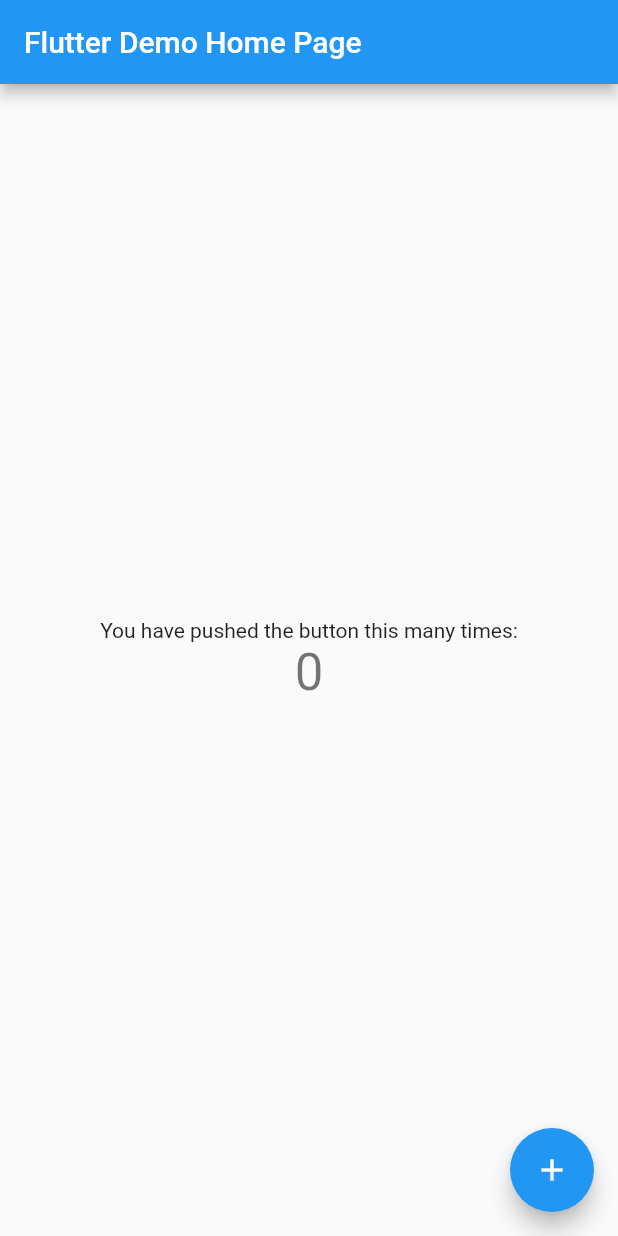
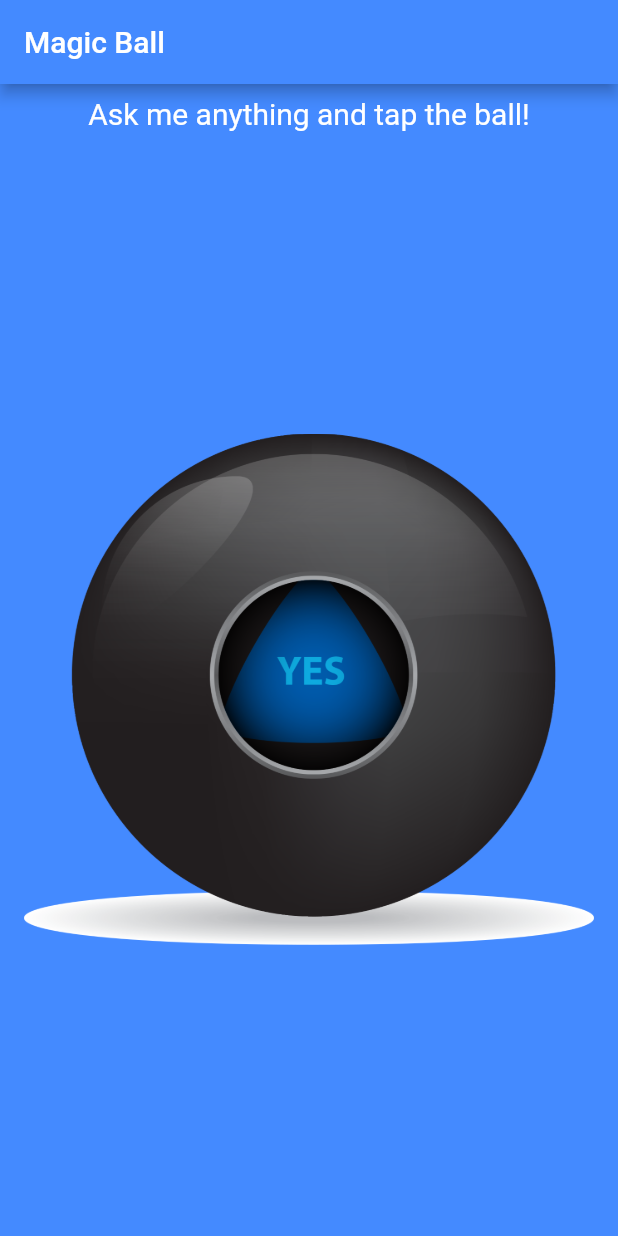
Before and after one commit to iamsaqibs/Magic_Ball, a Flutter app: the screen it shows after launch, on a phone screen of 412 x 824 dp. Run offline on Flutter 3.47's test engine with Material 2 defaults, Android fonts, the phone set to English and light mode, and no system bars.

Commit message:
Challenge Completed

```diff
--- a/lib/main.dart
+++ b/lib/main.dart
@@ -1,111 +1,56 @@
 import 'package:flutter/material.dart';
+import 'dart:math';
+void main() {
+  runApp(
+    MaterialApp(
+      home: Scaffold(
+        backgroundColor: Colors.blueAccent,
+        appBar: AppBar(
+          title: Text('Magic Ball'),
+          backgroundColor: Colors.blueAccent,
+        ),
+        body: MagicBall(),
+      ),
+    )
+  );
+}
 
-void main() => runApp(MyApp());
+class MagicBall extends StatefulWidget {
+  @override
+  _MagicBallState createState() => _MagicBallState();
+}
 
-class MyApp extends StatelessWidget {
-  // This widget is the root of your application.
+class _MagicBallState extends State<MagicBall> {
+  int ballNumber = 1;
   @override
   Widget build(BuildContext context) {
-    return MaterialApp(
-      title: 'Flutter Demo',
-      theme: ThemeData(
-        // This is the theme of your application.
-        //
-        // Try running your application with "flutter run". You'll see the
-        // application has a blue toolbar. Then, without quitting the app, try
-        // changing the primarySwatch below to Colors.green and then invoke
-        // "hot reload" (press "r" in the console where you ran "flutter run",
-        // or simply save your changes to "hot reload" in a Flutter IDE).
-        // Notice that the counter didn't reset back to zero; the application
-        // is not restarted.
-        primarySwatch: Colors.blue,
+    return Center(
+      child: Column(
+        children: <Widget>[
+          Padding(
+//            flex: 1,
+            padding: const EdgeInsets.all(8.0),
+            child: Text(
+              'Ask me anything and tap the ball!',
+              style: TextStyle(
+                color: Colors.white,
+                fontSize: 20.0,
+              ),
+            ),
+          ),
+          Expanded(
+//            flex: 4,
+              child: FlatButton(
+                  onPressed: (){
+                    setState(() {
+                      ballNumber = Random().nextInt(5) + 1;
+                    });
+                  },
+                  child: Image.asset('images/ball$ballNumber.png'),
+              ),
+          ),
+        ],
       ),
-      home: MyHomePage(title: 'Flutter Demo Home Page'),
     );
   }
 }
-
-class MyHomePage extends StatefulWidget {
-  MyHomePage({Key key, this.title}) : super(key: key);
-
-  // This widget is the home page of your application. It is stateful, meaning
-  // that it has a State object (defined below) that contains fields that affect
-  // how it looks.
-
-  // This class is the configuration for the state. It holds the values (in this
-  // case the title) provided by the parent (in this case the App widget) and
-  // used by the build method of the State. Fields in a Widget subclass are
-  // always marked "final".
-
-  final String title;
-
-  @override
-  _MyHomePageState createState() => _MyHomePageState();
-}
-
-class _MyHomePageState extends State<MyHomePage> {
-  int _counter = 0;
-
-  void _incrementCounter() {
-    setState(() {
-      // This call to setState tells the Flutter framework that something has
-      // changed in this State, which causes it to rerun the build method below
-      // so that the display can reflect the updated values. If we changed
-      // _counter without calling setState(), then the build method would not be
-      // called again, and so nothing would appear to happen.
-      _counter++;
-    });
-  }
-
-  @override
-  Widget build(BuildContext context) {
-    // This method is rerun every time setState is called, for instance as done
-    // by the _incrementCounter method above.
-    //
-    // The Flutter framework has been optimized to make rerunning build methods
-    // fast, so that you can just rebuild anything that needs updating rather
-    // than having to individually change instances of widgets.
-    return Scaffold(
-      appBar: AppBar(
-        // Here we take the value from the MyHomePage object that was created by
-        // the App.build method, and use it to set our appbar title.
-        title: Text(widget.title),
-      ),
-      body: Center(
-        // Center is a layout widget. It takes a single child and positions it
-        // in the middle of the parent.
-        child: Column(
-          // Column is also layout widget. It takes a list of children and
-          // arranges them vertically. By default, it sizes itself to fit its
-          // children horizontally, and tries to be as tall as its parent.
-          //
-          // Invoke "debug painting" (press "p" in the console, choose the
-          // "Toggle Debug Paint" action from the Flutter Inspector in Android
-          // Studio, or the "Toggle Debug Paint" command in Visual Studio Code)
-          // to see the wireframe for each widget.
-          //
-          // Column has various properties to control how it sizes itself and
-          // how it positions its children. Here we use mainAxisAlignment to
-          // center the children vertically; the main axis here is the vertical
-          // axis because Columns are vertical (the cross axis would be
-          // horizontal).
-          mainAxisAlignment: MainAxisAlignment.center,
-          children: <Widget>[
-            Text(
-              'You have pushed the button this many times:',
-            ),
-            Text(
-              '$_counter',
-              style: Theme.of(context).textTheme.display1,
-            ),
-          ],
-        ),
-      ),
-      floatingActionButton: FloatingActionButton(
-        onPressed: _incrementCounter,
-        tooltip: 'Increment',
-        child: Icon(Icons.add),
-      ), // This trailing comma makes auto-formatting nicer for build methods.
-    );
-  }
-}
--- a/pubspec.yaml
+++ b/pubspec.yaml
@@ -41,8 +41,8 @@ flutter:
   uses-material-design: true
 
   # To add assets to your application, add an assets section, like this:
-  # assets:
-  #  - images/a_dot_burr.jpeg
+  assets:
+    - images/
   #  - images/a_dot_ham.jpeg
 
   # An image asset can refer to one or more resolution-specific "variants", see
```
Also changed, not shown: images/ball1.png (added), images/ball2.png (added), images/ball3.png (added), images/ball4.png (added), images/ball5.png (added).
